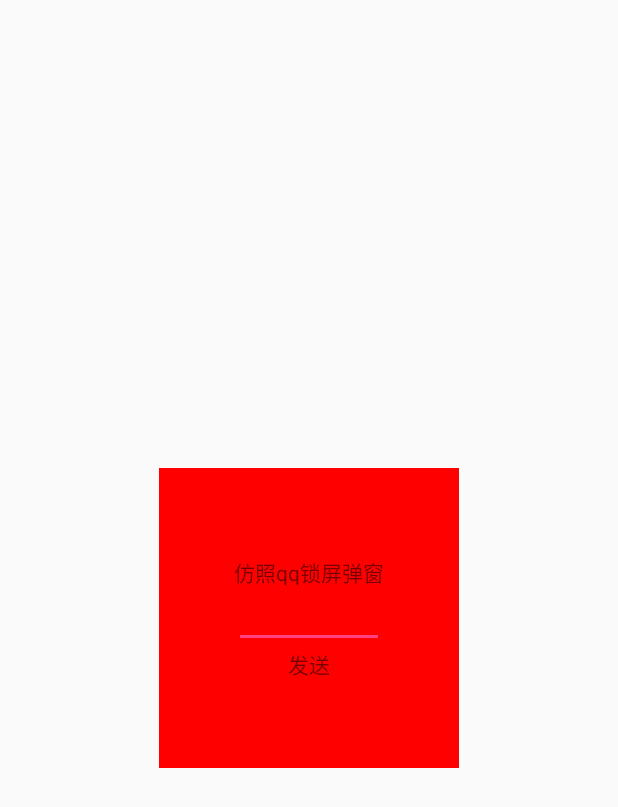
After one commit to canmeizhexue/Test, an Android app: the layout activity_qq_message_dialog.xml on its own in the app's theme, with its tools: preview values and no code run, on a phone screen of 412 x 824 dp. The commit adds this screen. Shown: the top 807 px of the screen. Run offline under Robolectric (Android 15) with nearby library versions, the phone set to English and light mode, and no system bars.

Commit message:
仿qq锁屏弹窗

```diff
--- /dev/null
+++ b/app/src/main/res/layout/activity_qq_message_dialog.xml
@@ -0,0 +1,28 @@
+<?xml version="1.0" encoding="utf-8"?>
+<LinearLayout xmlns:android="http://schemas.android.com/apk/res/android"
+    android:orientation="vertical" android:layout_width="match_parent"
+    android:layout_height="match_parent"
+    android:gravity="center"
+    android:id="@+id/root"
+    >
+    <LinearLayout
+        android:layout_width="200dp"
+        android:layout_height="200dp"
+        android:background="#ff0000"
+        android:gravity="center"
+        android:orientation="vertical">
+        <TextView
+            android:layout_width="wrap_content"
+            android:layout_height="wrap_content"
+            android:text="仿照qq锁屏弹窗"/>
+        <EditText
+            android:layout_width="100dp"
+            android:layout_height="40dp" />
+        <TextView
+            android:layout_width="100dp"
+            android:layout_height="wrap_content"
+            android:gravity="center"
+            android:id="@+id/send"
+            android:text="发送"/>
+    </LinearLayout>
+</LinearLayout>
--- a/app/src/main/res/values/styles.xml
+++ b/app/src/main/res/values/styles.xml
@@ -7,5 +7,15 @@
         <item name="colorPrimaryDark">@color/colorPrimaryDark</item>
         <item name="colorAccent">@color/colorAccent</item>
     </style>
+    <style name="MyTransparent" parent="Theme.AppCompat.Light.NoActionBar">
+        <item name="android:background">@android:color/transparent</item>
+        <item name="android:windowBackground">@android:color/transparent</item>
+        <item name="android:colorBackgroundCacheHint">@null</item>
+        <item name="android:windowIsTranslucent">true</item>
+        <item name="android:windowNoTitle">true</item>
+        <item name="android:windowContentOverlay">@null</item>
+        <!--显示壁纸<item name="android:windowShowWallpaper">true</item>-->
+
+    </style>
 
 </resources>
```
Also changed, not shown: app/src/main/AndroidManifest.xml (+18 -1 lines), app/src/main/java/com/canmeizhexue/test/MainActivity.java (+2 -0 lines), app/src/main/java/com/canmeizhexue/test/facade/MessageReceiver.java (added, +28 -0 lines), app/src/main/java/com/canmeizhexue/test/facade/QQMessageDialogActivity.java (added, +112 -0 lines), app/src/main/java/com/canmeizhexue/test/facade/QQMessageTriggerActivity.java (added, +47 -0 lines), app/src/main/res/layout/activity_qq_message_trigger.xml (added, +12 -0 lines).
